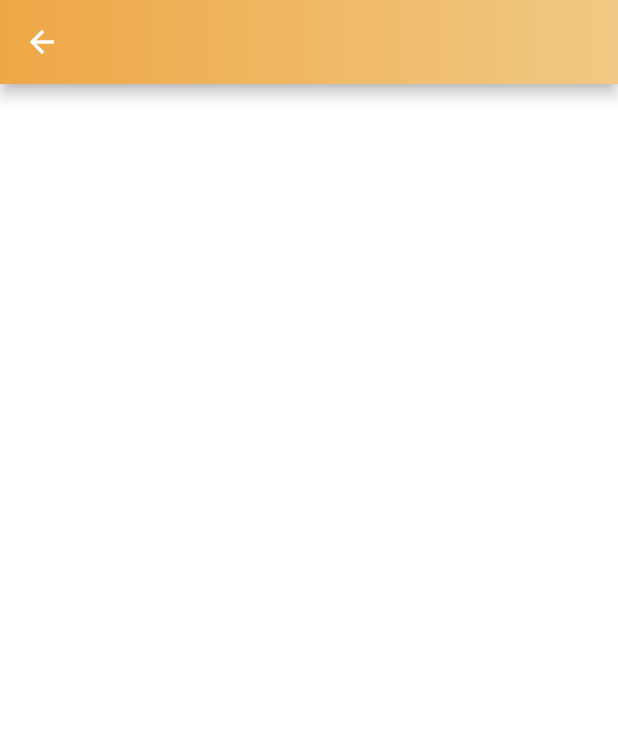
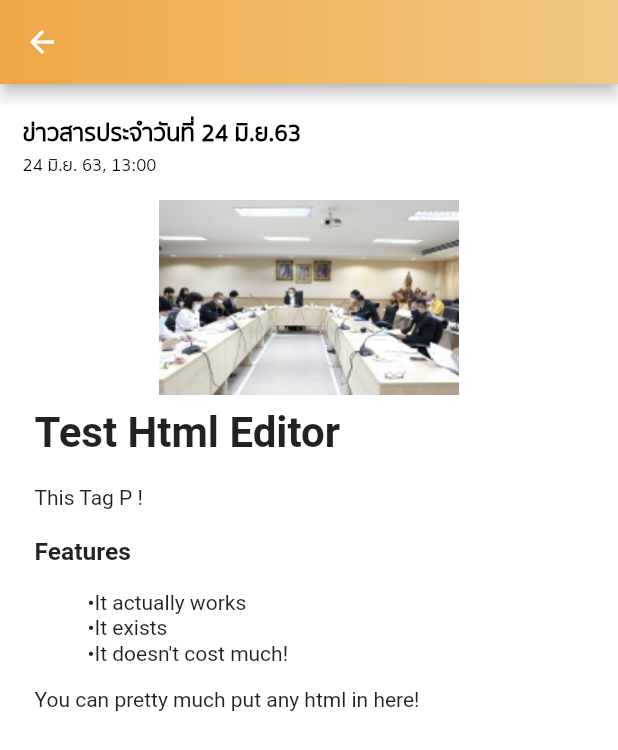
Before and after one commit to AnuwatBunsong/AiTech-test, a Flutter app: the NewsDetailPage screen opened by its route, on a phone screen of 412 x 824 dp. Shown: the top 750 px of the screen. Run offline on Flutter 3.47's test engine with Material 2 defaults, Android fonts, the phone set to English and light mode, and no system bars; drawn by our look-alikes of flutter_html.

Commit message:
News Detail Page

```diff
--- a/lib/view/news_detail.dart
+++ b/lib/view/news_detail.dart
@@ -1,5 +1,6 @@
 import 'package:flutter/material.dart';
 import 'package:cremation/utils/widget.dart';
+import 'package:flutter_html/flutter_html.dart';
 
 class NewsDetailPage extends StatefulWidget {
   @override
@@ -7,17 +8,55 @@ class NewsDetailPage extends StatefulWidget {
 }
 
 class _NewsDetailPageState extends State<NewsDetailPage> {
-
   @override
   Widget build(BuildContext context) {
     return Scaffold(
-      appBar: AppBar(
-          title: Text(''),
-          flexibleSpace: appBarBackground()),
-      backgroundColor: Color(0xFFFFFFFF),
-        body: ListView(
-          children: [
-
-          ]));
+        appBar: AppBar(title: Text(''), flexibleSpace: appBarBackground()),
+        backgroundColor: Color(0xFFFFFFFF),
+        body: ListView(children: [
+          Container(
+              padding: EdgeInsets.symmetric(vertical: 20, horizontal: 15),
+              child: Column(children: [
+                Container(
+                    alignment: Alignment.topLeft,
+                    child: Text('ข่าวสารประจำวันที่ 24 มิ.ย.63',
+                        style: TextStyle(
+                            color: Color(0xFF000000),
+                            fontFamily: 'SukhumvitText',
+                            fontSize: 16,
+                            fontWeight: FontWeight.w700))),
+                Container(
+                    margin: EdgeInsets.only(bottom: 13),
+                    alignment: Alignment.topLeft,
+                    child: Text('24 มิ.ย. 63, 13:00',
+                        style: TextStyle(
+                            color: Color(0xFF000000),
+                            fontFamily: 'SukhumvitText',
+                            fontSize: 12,
+                            fontWeight: FontWeight.w500))),
+                /*new Flex(
+                  direction: Axis.vertical,
+                  children: <Widget>[Image.asset('assets/images/mockup1.png')],
+                ),*/
+                Container(
+                    child: FittedBox(
+                  child: Image.asset('assets/images/mockup1.png'),
+                  fit: BoxFit.fitWidth,
+                )),
+                Html(data: """
+                  <div>
+                    <h1>Test Html Editor</h1>
+                    <p>This Tag P !</p>
+                    <h3>Features</h3>
+                    <ul>
+                      <li>It actually works</li>
+                      <li>It exists</li>
+                      <li>It doesn't cost much!</li>
+                    </ul>
+                    <!--You can pretty much put any html in here!-->
+                  </div>
+                """),
+              ]))
+        ]));
   }
 }
--- a/pubspec.yaml
+++ b/pubspec.yaml
@@ -21,8 +21,10 @@ environment:
   sdk: ">=2.7.0 <3.0.0"
 
 dependencies:
+  flutter_html: ^1.0.0
   flutter:
     sdk: flutter
+
 
 
   # The following adds the Cupertino Icons font to your application.
```
Also changed, not shown: pubspec.lock, 4 other files.
